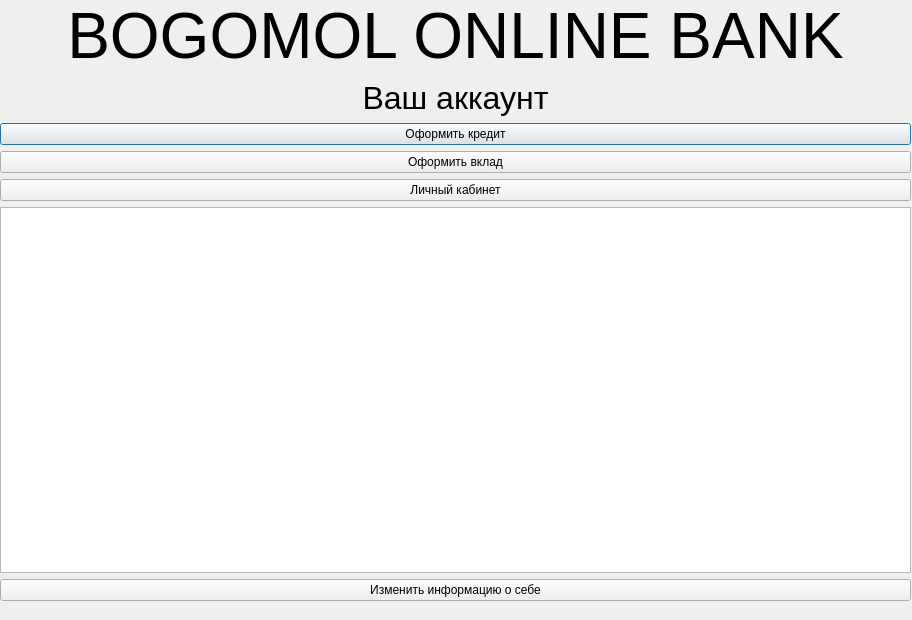
Above: ClientPage.ui from MKN3O/num15yndx before the change. Below: the same form after it.
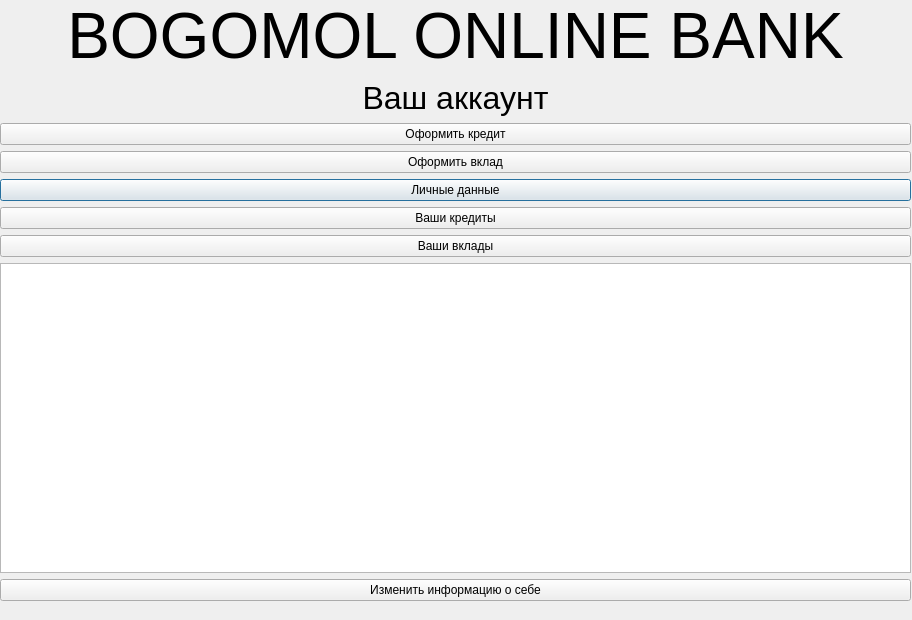
That is the form after the change.

```diff
--- a/ClientPage.ui
+++ b/ClientPage.ui
@@ -55,20 +55,13 @@
     </item>
     <item>
      <layout class="QGridLayout" name="gridLayout">
-      <item row="0" column="0">
-       <widget class="QPushButton" name="creditbutton">
-        <property name="text">
-         <string>Оформить кредит</string>
-        </property>
-       </widget>
-      </item>
-      <item row="3" column="0">
+      <item row="5" column="0">
        <widget class="QTableWidget" name="tableWidget"/>
       </item>
       <item row="2" column="0">
        <widget class="QPushButton" name="accountbutton">
         <property name="text">
-         <string>Личный кабинет</string>
+         <string>Личные данные</string>
         </property>
        </widget>
       </item>
@@ -79,13 +72,34 @@
         </property>
        </widget>
       </item>
-      <item row="4" column="0">
+      <item row="6" column="0">
        <widget class="QPushButton" name="changeinfo">
         <property name="text">
          <string>Изменить информацию о себе</string>
         </property>
        </widget>
       </item>
+      <item row="0" column="0">
+       <widget class="QPushButton" name="creditbutton">
+        <property name="text">
+         <string>Оформить кредит</string>
+        </property>
+       </widget>
+      </item>
+      <item row="3" column="0">
+       <widget class="QPushButton" name="creditList">
+        <property name="text">
+         <string>Ваши кредиты</string>
+        </property>
+       </widget>
+      </item>
+      <item row="4" column="0">
+       <widget class="QPushButton" name="depositList">
+        <property name="text">
+         <string>Ваши вклады</string>
+        </property>
+       </widget>
+      </item>
      </layout>
     </item>
    </layout>
```
